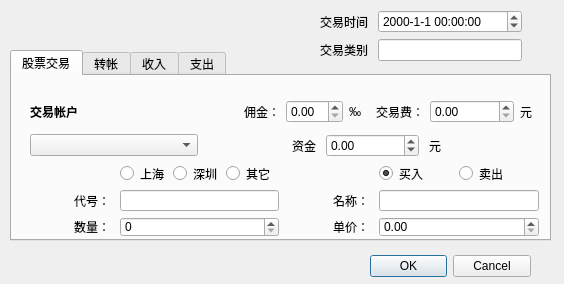
The window that myFinanceExchangeWindow.ui (Imrono/myFinance) describes before a commit, drawn with Qt 5.
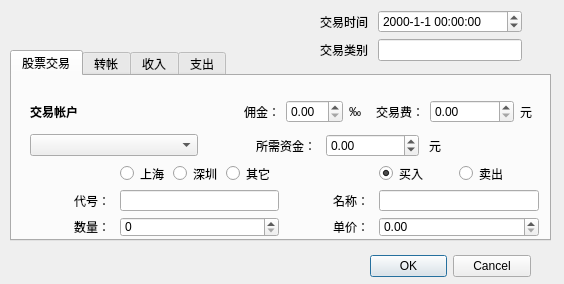
The same window after the commit.

Diff of the .ui file:
```diff
--- a/myFinanceExchangeWindow.ui
+++ b/myFinanceExchangeWindow.ui
@@ -207,7 +207,7 @@
              <enum>Qt::LeftToRight</enum>
             </property>
             <property name="text">
-             <string>资金</string>
+             <string>所需资金：</string>
             </property>
             <property name="alignment">
              <set>Qt::AlignRight|Qt::AlignTrailing|Qt::AlignVCenter</set>
```
